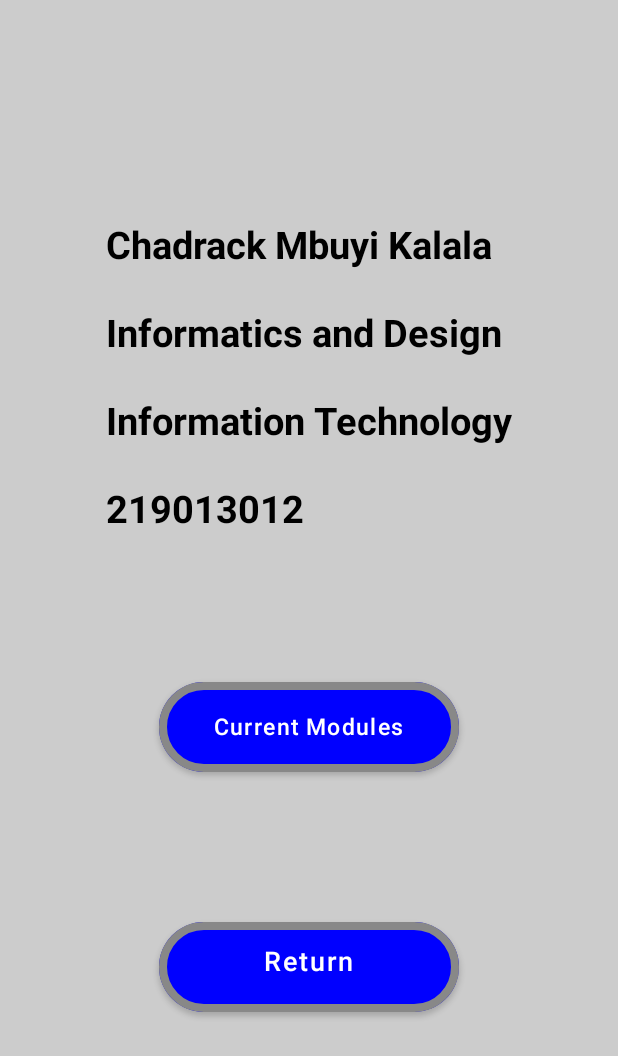
After one commit to Chadrackmbuyi01/mobile-programing-assignment02, an Android app built with Jetpack Compose: the SecondScreen screen opened directly, with no data from a screen before it, on a phone screen of 412 x 824 dp. The commit adds this screen. Shown: the top 1056 px of the screen. Run offline under Robolectric (Android 15) with nearby library versions, the phone set to English and light mode, and no system bars.

Commit message:
New changes and creation of second screen with all components

```diff
--- a/app/src/main/AndroidManifest.xml
+++ b/app/src/main/AndroidManifest.xml
@@ -9,6 +9,11 @@
         android:roundIcon="@mipmap/ic_launcher_round"
         android:supportsRtl="true"
         android:theme="@style/Theme.Mobileprogramingassignment02">
+        <activity
+            android:name=".SecondScreen"
+            android:exported="false"
+            android:label="@string/title_activity_second_screen"
+            android:theme="@style/Theme.Mobileprogramingassignment02" />
         <activity
             android:name=".MainActivity"
             android:exported="true"
--- a/app/src/main/java/com/example/mobile_programing_assignment02/MainActivity.kt
+++ b/app/src/main/java/com/example/mobile_programing_assignment02/MainActivity.kt
@@ -1,5 +1,6 @@
 package com.example.mobile_programing_assignment02
 
+import android.content.Intent
 import android.os.Bundle
 import androidx.activity.ComponentActivity
 import androidx.activity.compose.setContent
@@ -24,6 +25,7 @@ import androidx.compose.ui.text.style.TextAlign
 import androidx.compose.ui.tooling.preview.Preview
 import androidx.compose.ui.unit.Dp
 import androidx.compose.ui.unit.dp
+import androidx.compose.ui.unit.sp
 import com.example.mobile_programing_assignment02.ui.theme.Mobileprogramingassignment02Theme
 
 class MainActivity : ComponentActivity() {
@@ -34,12 +36,14 @@ class MainActivity : ComponentActivity() {
                 val button: MutableState<Boolean> = remember { mutableStateOf(false) }
                 Alert(setVisible= button)
                 TextView()
-                Column(
-                    modifier = Modifier.fillMaxWidth().fillMaxHeight(),
+                Column(modifier = Modifier.fillMaxWidth()
+                        .fillMaxHeight(),
                     verticalArrangement = Arrangement.Center,
                     horizontalAlignment = Alignment.CenterHorizontally,
                 ) {
-                    Box( modifier = Modifier.padding(all = Dp(20F)).background(color = MaterialTheme.colors.secondary)
+                    Box( modifier = Modifier
+                        .padding(all = Dp(20F))
+                        .background(color = MaterialTheme.colors.secondary)
                         .border(border = BorderStroke(width = 5.dp, brush = SolidColor(Color.Blue)))
                     )
                     {
@@ -47,17 +51,34 @@ class MainActivity : ComponentActivity() {
                             Text(text = "Info",color= Color.Black)
                         }
                     }
+
+
+                    Button(onClick = {val navigate= Intent(this@MainActivity,SecondScreen::class.java)
+                        startActivity(navigate)},
+                        border= BorderStroke(10.dp, Color.Yellow),
+                        contentPadding = PaddingValues(16.dp),
+                        modifier = Modifier
+                            .size(width = 350.dp, height = 70.dp)
+                            .background(color = Color.White)
+
+
+                        ) {
+                        Text(text = "Start journey",fontSize = 25.sp, color = Color.Black)
+                    }  }
+                    }
                 }
             }
         }
-    }
-}
+
+
 
 @Preview
 @Composable
 fun TextView() {
     Column(
-        modifier = Modifier.fillMaxWidth().fillMaxHeight(),
+        modifier = Modifier
+            .fillMaxWidth()
+            .fillMaxHeight(),
         verticalArrangement = Arrangement.Top,
         horizontalAlignment = Alignment.CenterHorizontally,
     ) {
@@ -77,7 +98,7 @@ fun TextView() {
 }
 @Preview
 @Composable
-fun Alert(setVisible: MutableState<Boolean>)
+private fun Alert(setVisible: MutableState<Boolean>)
 {
     if(setVisible.value){
         AlertDialog(
--- /dev/null
+++ b/app/src/main/java/com/example/mobile_programing_assignment02/SecondScreen.kt
@@ -0,0 +1,135 @@
+package com.example.mobile_programing_assignment02
+
+import android.content.Intent
+import android.graphics.*
+import android.os.Bundle
+import androidx.activity.ComponentActivity
+import androidx.activity.compose.setContent
+import androidx.compose.foundation.BorderStroke
+import androidx.compose.foundation.background
+import androidx.compose.foundation.layout.*
+import androidx.compose.foundation.shape.CircleShape
+import androidx.compose.material.*
+import androidx.compose.runtime.Composable
+import androidx.compose.ui.Alignment
+import androidx.compose.ui.Modifier
+import androidx.compose.ui.graphics.Color
+import androidx.compose.ui.graphics.Color.Companion.Black
+import androidx.compose.ui.graphics.Color.Companion.Blue
+import androidx.compose.ui.graphics.Color.Companion.Gray
+import androidx.compose.ui.graphics.Color.Companion.White
+import androidx.compose.ui.text.SpanStyle
+import androidx.compose.ui.text.buildAnnotatedString
+import androidx.compose.ui.text.font.FontWeight
+import androidx.compose.ui.text.font.FontWeight.Companion.Black
+import androidx.compose.ui.text.withStyle
+import androidx.compose.ui.tooling.preview.Preview
+import androidx.compose.ui.unit.dp
+import androidx.compose.ui.unit.sp
+
+
+class SecondScreen : ComponentActivity() {
+    override fun onCreate(savedInstanceState: Bundle?) {
+        super.onCreate(savedInstanceState)
+        setContent {
+
+            Column(modifier = Modifier.fillMaxSize().background(androidx.compose.ui.graphics.Color.LightGray),
+                verticalArrangement = Arrangement.Center,
+                horizontalAlignment = Alignment.CenterHorizontally,
+
+                )
+            {
+
+                ParagraphStyle()
+
+                Button(onClick = {
+                    val navigate= Intent(this@SecondScreen,MainActivity::class.java)
+                    startActivity(navigate)
+                },
+
+                    shape= CircleShape,
+                    contentPadding = PaddingValues(16.dp),
+                    border= BorderStroke(5.dp, Gray),
+                    modifier = Modifier.size(width = 200.dp,height = 60.dp),
+                    colors = ButtonDefaults.textButtonColors(backgroundColor = Blue, contentColor = Blue
+                    )
+
+                ) {
+                    Text(text = "Return\n", fontSize = 18.sp, color = White)
+                }
+            }
+
+        }
+    }
+}
+@Composable
+fun ParagraphStyle() {
+
+    Column(
+
+    ) {
+        Text(
+            buildAnnotatedString {
+                withStyle(style = SpanStyle(color = Blue)) {
+                    withStyle(
+                        style = SpanStyle(
+                            fontWeight = FontWeight.Bold,
+                            color = Color.Black,
+                            fontSize = 25.sp
+                        )
+                    ) {
+                        append("Chadrack Mbuyi Kalala \n")
+                    }
+                    withStyle(
+                        style = SpanStyle(
+                            fontWeight = FontWeight.Bold,
+                            color = Color.Black,
+                            fontSize = 25.sp
+                        )
+                    ) {
+                        append("\nInformatics and Design \n")
+                    }
+                    withStyle(
+                        style = SpanStyle(
+                            fontWeight = FontWeight.Bold,
+                            color = Color.Black,
+                            fontSize = 25.sp
+                        )
+                    ) {
+                        append("\nInformation Technology\n")
+                    }
+                    withStyle(
+                        style = SpanStyle(
+                            fontWeight = FontWeight.Bold,
+                            color = Color.Black,
+                            fontSize = 25.sp
+                        )
+                    ) {
+                        append("\n219013012")
+                    }
+
+                }
+            }
+        )
+
+    }
+    Column(
+        Modifier
+
+
+            .padding(100.dp),
+        verticalArrangement = Arrangement.spacedBy(24.dp)
+
+    ) {
+
+        Button(onClick = {},
+            shape= CircleShape,
+            contentPadding = PaddingValues(16.dp),
+            border= BorderStroke(5.dp, Gray),
+            modifier = Modifier.size(width = 200.dp,height = 60.dp),
+            colors = ButtonDefaults.textButtonColors(backgroundColor = Blue, contentColor = White
+            )
+        ) {
+            Text(text = "Current Modules", fontSize = 15.sp)
+        }}
+}
--- a/app/src/main/res/values/strings.xml
+++ b/app/src/main/res/values/strings.xml
@@ -1,3 +1,4 @@
 <resources>
     <string name="app_name">mobile-programing-assignment02</string>
+    <string name="title_activity_second_screen">SecondScreen</string>
 </resources>
```
